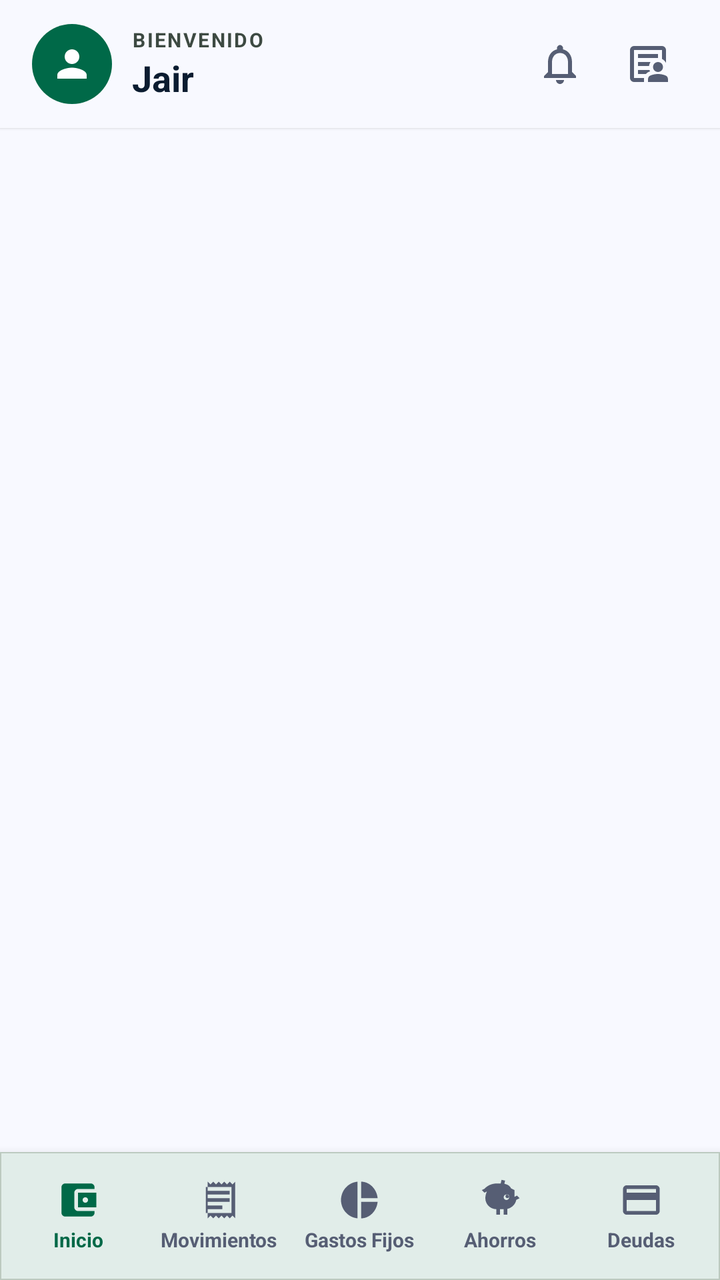
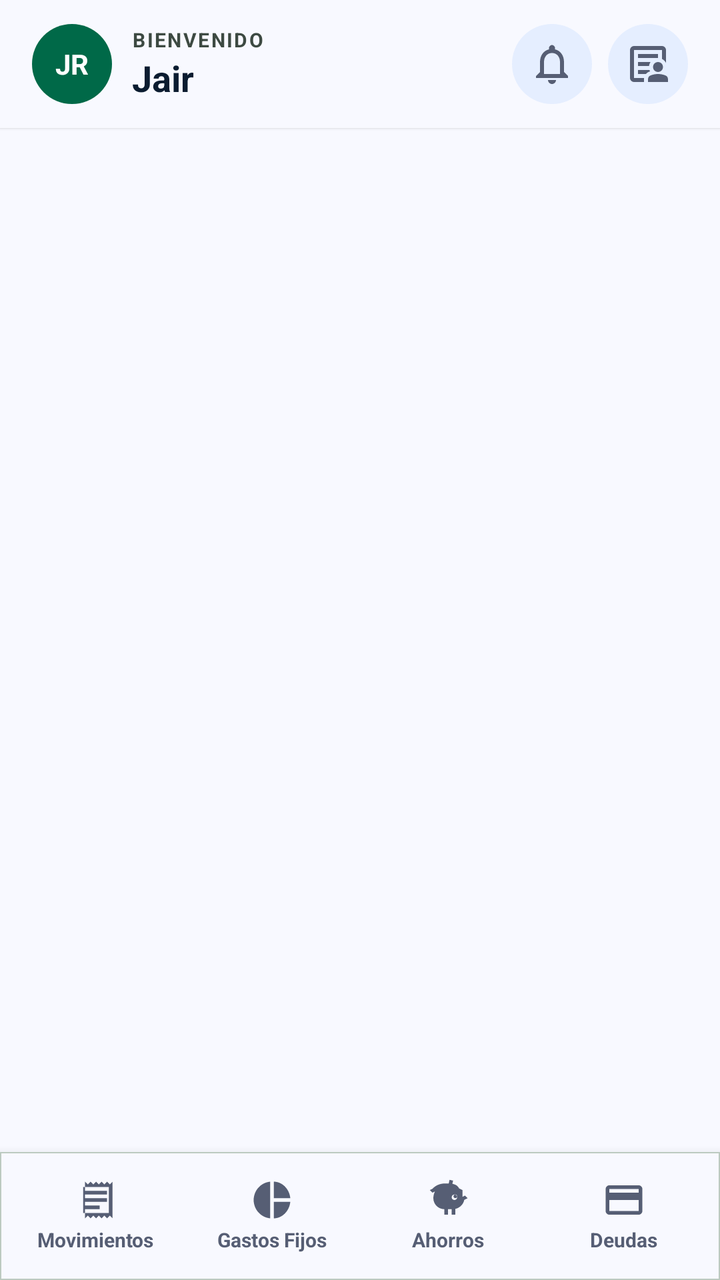

Before-and-after screenshots of an Android layout around one commit, followed by the original layout XML and the change that was made.
<!-- AndroidManifest.xml: application theme Theme.MyLittleFinanControl -->
<!-- res/layout/activity_main.xml -->
<?xml version="1.0" encoding="utf-8"?>
<RelativeLayout
    xmlns:android="http://schemas.android.com/apk/res/android"
    xmlns:app="http://schemas.android.com/apk/res-auto"
    xmlns:tools="http://schemas.android.com/tools"
    android:id="@+id/main"
    android:layout_width="match_parent"
    android:layout_height="match_parent"
    android:background="@color/surface_bg"
    android:fitsSystemWindows="true"
    tools:context=".MainActivity">

    
    <RelativeLayout
        android:id="@+id/toolbarRL"
        android:layout_width="match_parent"
        android:layout_height="64dp"
        android:background="@color/surface_bg"
        android:elevation="1dp"
        android:paddingHorizontal="16dp">

        
        <LinearLayout
            android:id="@+id/ll_header_usuario"
            android:layout_width="wrap_content"
            android:layout_height="wrap_content"
            android:layout_alignParentStart="true"
            android:layout_centerVertical="true"
            android:clickable="true"
            android:focusable="true"
            android:gravity="center_vertical"
            android:orientation="horizontal">

            
            <FrameLayout
                android:layout_width="40dp"
                android:layout_height="40dp"
                android:background="@drawable/circle_primary_bg"
                android:backgroundTint="@color/primary_emerald">

                <ImageView
                    android:id="@+id/iv_avatar_icono"
                    android:layout_width="22dp"
                    android:layout_height="22dp"
                    android:layout_gravity="center"
                    android:src="@drawable/ic_person"
                    app:tint="@android:color/white" />
            </FrameLayout>

            <LinearLayout
                android:layout_width="wrap_content"
                android:layout_height="wrap_content"
                android:layout_marginStart="10dp"
                android:orientation="vertical">

                <TextView
                    android:id="@+id/tv_header_subtitulo"
                    android:layout_width="wrap_content"
                    android:layout_height="wrap_content"
                    android:letterSpacing="0.08"
                    android:text="BIENVENIDO"
                    android:textColor="@color/text_variant"
                    android:textSize="10sp"
                    android:textStyle="bold" />

                <TextView
                    android:id="@+id/app_name"
                    android:layout_width="wrap_content"
                    android:layout_height="wrap_content"
                    android:text="Jair"
                    android:textColor="@color/text_primary"
                    android:textSize="18sp"
                    android:textStyle="bold" />
            </LinearLayout>
        </LinearLayout>

        
        <LinearLayout
            android:layout_width="wrap_content"
            android:layout_height="wrap_content"
            android:layout_alignParentEnd="true"
            android:layout_centerVertical="true"
            android:gravity="center_vertical"
            android:orientation="horizontal">

            <ImageButton
                android:id="@+id/btn_notificaciones"
                android:layout_width="40dp"
                android:layout_height="40dp"
                android:background="?attr/selectableItemBackgroundBorderless"
                android:contentDescription="Notificaciones"
                android:padding="8dp"
                android:src="@drawable/ic_notification"
                app:tint="@color/text_secondary" />

            <ImageButton
                android:id="@+id/btnPerfilToolbar"
                android:layout_width="40dp"
                android:layout_height="40dp"
                android:layout_marginStart="4dp"
                android:background="?attr/selectableItemBackgroundBorderless"
                android:contentDescription="Perfil de usuario"
                android:padding="8dp"
                android:src="@drawable/ic_perfil"
                app:tint="@color/text_secondary" />
        </LinearLayout>

    </RelativeLayout>

    
    <FrameLayout
        android:id="@+id/fragmentoFL"
        android:layout_width="match_parent"
        android:layout_height="match_parent"
        android:layout_above="@id/bottom_nav_container"
        android:layout_below="@id/toolbarRL" />


    
    <com.google.android.material.card.MaterialCardView
        android:id="@+id/bottom_nav_container"
        android:layout_width="match_parent"
        android:layout_height="64dp"
        android:layout_alignParentBottom="true"
        app:cardBackgroundColor="@color/surface_card"
        app:cardCornerRadius="0dp"
        app:cardElevation="8dp"
        app:strokeColor="@color/outline_variant"
        app:strokeWidth="0.5dp">

        <LinearLayout
            android:layout_width="match_parent"
            android:layout_height="match_parent"
            android:gravity="center_vertical"
            android:orientation="horizontal"
            android:paddingHorizontal="4dp">

            
            <LinearLayout
                android:id="@+id/nav_inicio"
                android:layout_width="0dp"
                android:layout_height="match_parent"
                android:layout_weight="1"
                android:clickable="true"
                android:focusable="true"
                android:gravity="center"
                android:orientation="vertical">

                <ImageView
                    android:id="@+id/iv_nav_inicio"
                    android:layout_width="22dp"
                    android:layout_height="22dp"
                    android:src="@drawable/ic_account_balance_wallet"
                    app:tint="@color/primary_emerald" />

                <TextView
                    android:id="@+id/tv_nav_inicio"
                    android:layout_width="wrap_content"
                    android:layout_height="wrap_content"
                    android:layout_marginTop="2dp"
                    android:text="Inicio"
                    android:textColor="@color/primary_emerald"
                    android:textSize="10sp"
                    android:textStyle="bold" />
            </LinearLayout>

            
            <LinearLayout
                android:id="@+id/nav_movimientos"
                android:layout_width="0dp"
                android:layout_height="match_parent"
                android:layout_weight="1"
                android:clickable="true"
                android:focusable="true"
                android:gravity="center"
                android:orientation="vertical">

                <ImageView
                    android:id="@+id/iv_nav_movimientos"
                    android:layout_width="22dp"
                    android:layout_height="22dp"
                    android:src="@drawable/ic_receipt_long"
                    app:tint="@color/text_secondary" />

                <TextView
                    android:id="@+id/tv_nav_movimientos"
                    android:layout_width="wrap_content"
                    android:layout_height="wrap_content"
                    android:layout_marginTop="2dp"
                    android:text="Movimientos"
                    android:textColor="@color/text_secondary"
                    android:textSize="10sp"
                    android:textStyle="bold" />
            </LinearLayout>

            
            <LinearLayout
                android:id="@+id/nav_gastos_fijos"
                android:layout_width="0dp"
                android:layout_height="match_parent"
                android:layout_weight="1"
                android:clickable="true"
                android:focusable="true"
                android:gravity="center"
                android:orientation="vertical">

                <ImageView
                    android:id="@+id/iv_nav_gastos_fijos"
                    android:layout_width="22dp"
                    android:layout_height="22dp"
                    android:src="@drawable/ic_pie_chart"
                    app:tint="@color/text_secondary" />

                <TextView
                    android:id="@+id/tv_nav_gastos_fijos"
                    android:layout_width="wrap_content"
                    android:layout_height="wrap_content"
                    android:layout_marginTop="2dp"
                    android:text="Gastos Fijos"
                    android:textColor="@color/text_secondary"
                    android:textSize="10sp"
                    android:textStyle="bold" />
            </LinearLayout>

            
            <LinearLayout
                android:id="@+id/nav_ahorros"
                android:layout_width="0dp"
                android:layout_height="match_parent"
                android:layout_weight="1"
                android:clickable="true"
                android:focusable="true"
                android:gravity="center"
                android:orientation="vertical">

                <ImageView
                    android:id="@+id/iv_nav_ahorros"
                    android:layout_width="22dp"
                    android:layout_height="22dp"
                    android:src="@drawable/ic_savings"
                    app:tint="@color/text_secondary" />

                <TextView
                    android:id="@+id/tv_nav_ahorros"
                    android:layout_width="wrap_content"
                    android:layout_height="wrap_content"
                    android:layout_marginTop="2dp"
                    android:text="Ahorros"
                    android:textColor="@color/text_secondary"
                    android:textSize="10sp"
                    android:textStyle="bold" />
            </LinearLayout>

            
            <LinearLayout
                android:id="@+id/nav_deudas"
                android:layout_width="0dp"
                android:layout_height="match_parent"
                android:layout_weight="1"
                android:clickable="true"
                android:focusable="true"
                android:gravity="center"
                android:orientation="vertical">

                <ImageView
                    android:id="@+id/iv_nav_deudas"
                    android:layout_width="22dp"
                    android:layout_height="22dp"
                    android:src="@drawable/ic_credit_card"
                    app:tint="@color/text_secondary" />

                <TextView
                    android:id="@+id/tv_nav_deudas"
                    android:layout_width="wrap_content"
                    android:layout_height="wrap_content"
                    android:layout_marginTop="2dp"
                    android:text="Deudas"
                    android:textColor="@color/text_secondary"
                    android:textSize="10sp"
                    android:textStyle="bold" />
            </LinearLayout>

        </LinearLayout>
    </com.google.android.material.card.MaterialCardView>

</RelativeLayout>
<!-- resources referenced by this layout -->
<resources>
  <color name="outline_variant">#BCCAC0</color>
  <color name="primary_emerald">#006948</color>
  <color name="surface_bg">#F8F9FF</color>
  <color name="surface_card">#FFFFFF</color>
  <color name="text_primary">#0B1C30</color>
  <color name="text_secondary">#565E74</color>
  <color name="text_variant">#3D4A42</color>
  <!-- drawable circle_primary_bg (drawable) -->
  <?xml version="1.0" encoding="utf-8"?>
  <shape xmlns:android="http://schemas.android.com/apk/res/android"
      android:shape="oval">
      <solid android:color="?attr/colorPrimary" />
  </shape>
  <!-- drawable ic_account_balance_wallet (drawable) -->
  <vector xmlns:android="http://schemas.android.com/apk/res/android"
      android:width="24dp"
      android:height="24dp"
      android:viewportWidth="24"
      android:viewportHeight="24">
      <path
          android:fillColor="@android:color/white"
          android:pathData="M21,18v1c0,1.1 -0.9,2 -2,2H5c-1.11,0 -2,-0.9 -2,-2V5c0,-1.1 0.89,-2 2,-2h14c1.1,0 2,0.9 2,2v1h-9c-1.11,0 -2,0.9 -2,2v8c0,1.1 0.89,2 2,2h9zm-9,-2h10V8H12v8zm4,-2.5c-0.83,0 -1.5,-0.67 -1.5,-1.5s0.67,-1.5 1.5,-1.5 1.5,0.67 1.5,1.5 -0.67,1.5 -1.5,1.5z"/>
  </vector>
  <!-- drawable ic_credit_card (drawable) -->
  <vector xmlns:android="http://schemas.android.com/apk/res/android"
      android:width="24dp"
      android:height="24dp"
      android:viewportWidth="24"
      android:viewportHeight="24">
      <path
          android:fillColor="@android:color/white"
          android:pathData="M20,4H4c-1.11,0 -1.99,0.89 -1.99,2L2,18c0,1.11 0.89,2 2,2h16c1.11,0 2,-0.89 2,-2V6c0,-1.11 -0.89,-2 -2,-2zm0,14H4v-6h16v6zm0,-10H4V6h16v2z"/>
  </vector>
  <!-- drawable ic_person (drawable) -->
  <vector xmlns:android="http://schemas.android.com/apk/res/android"
      android:width="24dp"
      android:height="24dp"
      android:viewportWidth="24"
      android:viewportHeight="24">
    <path
        android:fillColor="@android:color/white"
        android:pathData="M12,12c2.21,0 4,-1.79 4,-4s-1.79,-4 -4,-4 -4,1.79 -4,4 1.79,4 4,4zM12,14c-2.67,0 -8,1.34 -8,4v2h16v-2c0,-2.66 -5.33,-4 -8,-4z"/>
  </vector>
  <!-- drawable ic_pie_chart (drawable) -->
  <vector xmlns:android="http://schemas.android.com/apk/res/android"
      android:width="24dp"
      android:height="24dp"
      android:viewportWidth="24"
      android:viewportHeight="24">
      <path
          android:fillColor="@android:color/white"
          android:pathData="M11,2v20c-5.07,-0.5 -9,-4.79 -9,-10s3.93,-9.5 9,-10zm2,0v8.99L21.99,11C21.46,5.92 17.51,2 13,2zm0,11.01V22c4.51,0 8.46,-3.92 8.99,-9h-8.99z"/>
  </vector>
  <!-- drawable ic_receipt_long (drawable) -->
  <vector xmlns:android="http://schemas.android.com/apk/res/android"
      android:width="24dp"
      android:height="24dp"
      android:viewportWidth="24"
      android:viewportHeight="24">
      <path
          android:fillColor="@android:color/white"
          android:pathData="M19.5,3.5L18,2l-1.5,1.5L15,2l-1.5,1.5L12,2l-1.5,1.5L9,2 7.5,3.5 6,2v20l1.5,-1.5L9,22l1.5,-1.5L12,22l1.5,-1.5L15,22l1.5,-1.5L18,22l1.5,-1.5L21,22V2l-1.5,1.5zM19,19.09H5V4.91h14v14.18zM6,7h12v2H6zm0,4h12v2H6zm0,4h8v2H6z"/>
  </vector>
  <style name="Theme.MyLittleFinanControl" parent="Base.Theme.MyLittleFinanControl" />
  <color name="surface_container_low">#EFF4FF</color>
  <color name="secondary_container">#DAE2FD</color>
  <color name="on_secondary_container">#5C647A</color>
  <color name="income_green_bg">#85F8C4</color>
  <color name="badge_paid_text">#002114</color>
  <color name="border_subtle">#BCCAC0</color>
  <color name="surface_variant">#D3E4FE</color>
  <color name="expense_red">#BA1A1A</color>
  <color name="expense_red_bg">#FFDAD6</color>
  <color name="on_expense_red">#93000A</color>
  <color name="surface_container">#E5EEFF</color>
  <color name="surface_container_high">#DCE9FF</color>
  <color name="surface_container_highest">#D3E4FE</color>
  <!-- unchanged entries left out for length: 4 -->
</resources>

<!-- the commit's change to res/layout/activity_main.xml (unified diff, before → after) -->
@@ -38,13 +38,15 @@
                 android:background="@drawable/circle_primary_bg"
                 android:backgroundTint="@color/primary_emerald">
 
-                <ImageView
+                <TextView
                     android:id="@+id/iv_avatar_icono"
-                    android:layout_width="22dp"
-                    android:layout_height="22dp"
-                    android:layout_gravity="center"
-                    android:src="@drawable/ic_person"
-                    app:tint="@android:color/white" />
+                    android:layout_width="match_parent"
+                    android:layout_height="match_parent"
+                    android:gravity="center"
+                    android:text="JR"
+                    android:textColor="@android:color/white"
+                    android:textSize="14sp"
+                    android:textStyle="bold" />
             </FrameLayout>
 
             <LinearLayout
@@ -87,9 +89,10 @@
                 android:id="@+id/btn_notificaciones"
                 android:layout_width="40dp"
                 android:layout_height="40dp"
-                android:background="?attr/selectableItemBackgroundBorderless"
+                android:background="@drawable/circle_primary_bg"
+                android:backgroundTint="@color/surface_container"
                 android:contentDescription="Notificaciones"
-                android:padding="8dp"
+                android:padding="10dp"
                 android:src="@drawable/ic_notification"
                 app:tint="@color/text_secondary" />
 
@@ -97,10 +100,11 @@
                 android:id="@+id/btnPerfilToolbar"
                 android:layout_width="40dp"
                 android:layout_height="40dp"
-                android:layout_marginStart="4dp"
-                android:background="?attr/selectableItemBackgroundBorderless"
+                android:layout_marginStart="8dp"
+                android:background="@drawable/circle_primary_bg"
+                android:backgroundTint="@color/surface_container"
                 android:contentDescription="Perfil de usuario"
-                android:padding="8dp"
+                android:padding="10dp"
                 android:src="@drawable/ic_perfil"
                 app:tint="@color/text_secondary" />
         </LinearLayout>
@@ -122,7 +126,7 @@
         android:layout_width="match_parent"
         android:layout_height="64dp"
         android:layout_alignParentBottom="true"
-        app:cardBackgroundColor="@color/surface_card"
+        app:cardBackgroundColor="@color/surface_bg"
         app:cardCornerRadius="0dp"
         app:cardElevation="8dp"
         app:strokeColor="@color/outline_variant"
@@ -137,35 +141,6 @@
 
             
             <LinearLayout
-                android:id="@+id/nav_inicio"
-                android:layout_width="0dp"
-                android:layout_height="match_parent"
-                android:layout_weight="1"
-                android:clickable="true"
-                android:focusable="true"
-                android:gravity="center"
-                android:orientation="vertical">
-
-                <ImageView
-                    android:id="@+id/iv_nav_inicio"
-                    android:layout_width="22dp"
-                    android:layout_height="22dp"
-                    android:src="@drawable/ic_account_balance_wallet"
-                    app:tint="@color/primary_emerald" />
-
-                <TextView
-                    android:id="@+id/tv_nav_inicio"
-                    android:layout_width="wrap_content"
-                    android:layout_height="wrap_content"
-                    android:layout_marginTop="2dp"
-                    android:text="Inicio"
-                    android:textColor="@color/primary_emerald"
-                    android:textSize="10sp"
-                    android:textStyle="bold" />
-            </LinearLayout>
-
-            
-            <LinearLayout
                 android:id="@+id/nav_movimientos"
                 android:layout_width="0dp"
                 android:layout_height="match_parent"
<!-- resource entries referenced after the edit -->
@@ -13,16 +13,6 @@
       android:shape="oval">
       <solid android:color="?attr/colorPrimary" />
   </shape>
-  <!-- drawable ic_account_balance_wallet (drawable) -->
-  <vector xmlns:android="http://schemas.android.com/apk/res/android"
-      android:width="24dp"
-      android:height="24dp"
-      android:viewportWidth="24"
-      android:viewportHeight="24">
-      <path
-          android:fillColor="@android:color/white"
-          android:pathData="M21,18v1c0,1.1 -0.9,2 -2,2H5c-1.11,0 -2,-0.9 -2,-2V5c0,-1.1 0.89,-2 2,-2h14c1.1,0 2,0.9 2,2v1h-9c-1.11,0 -2,0.9 -2,2v8c0,1.1 0.89,2 2,2h9zm-9,-2h10V8H12v8zm4,-2.5c-0.83,0 -1.5,-0.67 -1.5,-1.5s0.67,-1.5 1.5,-1.5 1.5,0.67 1.5,1.5 -0.67,1.5 -1.5,1.5z"/>
-  </vector>
   <!-- drawable ic_credit_card (drawable) -->
   <vector xmlns:android="http://schemas.android.com/apk/res/android"
       android:width="24dp"
@@ -32,16 +22,6 @@
       <path
           android:fillColor="@android:color/white"
           android:pathData="M20,4H4c-1.11,0 -1.99,0.89 -1.99,2L2,18c0,1.11 0.89,2 2,2h16c1.11,0 2,-0.89 2,-2V6c0,-1.11 -0.89,-2 -2,-2zm0,14H4v-6h16v6zm0,-10H4V6h16v2z"/>
-  </vector>
-  <!-- drawable ic_person (drawable) -->
-  <vector xmlns:android="http://schemas.android.com/apk/res/android"
-      android:width="24dp"
-      android:height="24dp"
-      android:viewportWidth="24"
-      android:viewportHeight="24">
-    <path
-        android:fillColor="@android:color/white"
-        android:pathData="M12,12c2.21,0 4,-1.79 4,-4s-1.79,-4 -4,-4 -4,1.79 -4,4 1.79,4 4,4zM12,14c-2.67,0 -8,1.34 -8,4v2h16v-2c0,-2.66 -5.33,-4 -8,-4z"/>
   </vector>
   <!-- drawable ic_pie_chart (drawable) -->
   <vector xmlns:android="http://schemas.android.com/apk/res/android"
